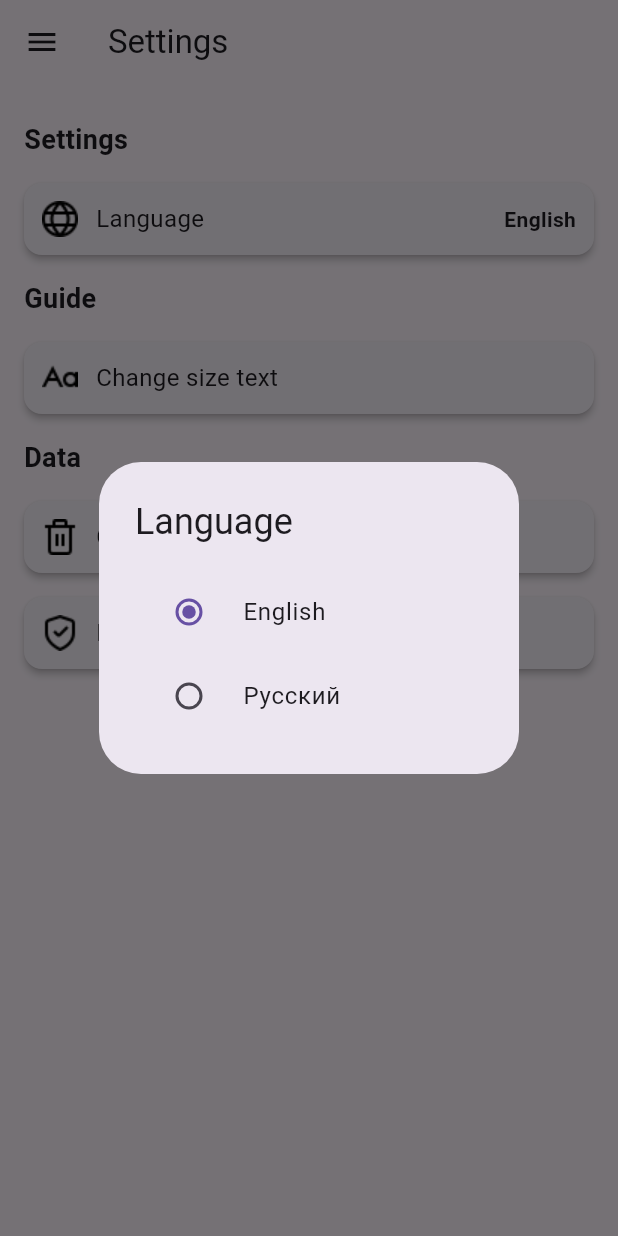
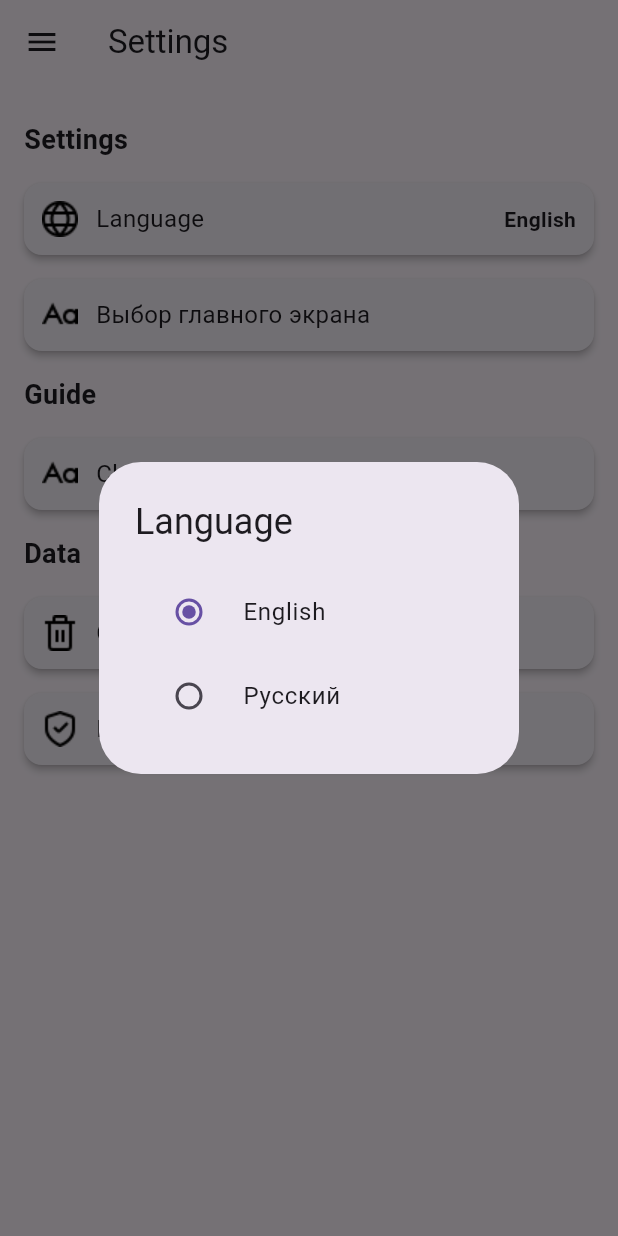
Before and after one commit to ialakey/srbguide, a Flutter app: the SettingsScreen screen opened directly, after a tap on "Language", on a phone screen of 412 x 824 dp. Run offline on Flutter 3.47's test engine with Material 3 defaults, Android fonts, the phone set to English and light mode, and no system bars; our stand-ins replace flutter_markdown, flutter_xlider, open_file, photo_view, share, shared_preferences and 1 more; missing offline and left inert: add_2_calendar, docx_template; accounts and stored records are empty.

Commit message:
add settings select screen

```diff
--- a/lib/main.dart
+++ b/lib/main.dart
@@ -7,7 +7,7 @@ import 'package:flutter_localizations/flutter_localizations.dart';
 import 'package:srbguide/localization/app_localizations.dart';
 import 'package:srbguide/provider/language_provider.dart';
 
-import 'screens/calculator.dart';
+import 'widget/screen_mapper.dart';
 
 void main() async {
   WidgetsFlutterBinding.ensureInitialized();
@@ -16,6 +16,7 @@ void main() async {
   SharedPreferences prefs = await SharedPreferences.getInstance();
   bool isDarkMode = prefs.getBool('isDarkMode') ?? false;
   ThemeMode initialThemeMode = isDarkMode ? ThemeMode.dark : ThemeMode.light;
+  String initialSelectedScreen = prefs.getString('selectedScreen') ?? 'VisaFreeCalculatorScreen';
 
   LanguageProvider languageProvider = LanguageProvider();
   await languageProvider.init();
@@ -25,6 +26,7 @@ void main() async {
       create: (_) => languageProvider,
       child: MainScreen(
         initialThemeMode: initialThemeMode,
+        initialSelectedScreen: initialSelectedScreen,
       ),
     ),
   );
@@ -32,8 +34,13 @@ void main() async {
 
 class MainScreen extends StatefulWidget {
   final ThemeMode initialThemeMode;
+  final String initialSelectedScreen;
 
-  const MainScreen({Key? key, required this.initialThemeMode}) : super(key: key);
+  const MainScreen({
+    Key? key,
+    required this.initialThemeMode,
+    required this.initialSelectedScreen
+  }) : super(key: key);
 
   @override
   _MainScreenState createState() => _MainScreenState();
@@ -44,11 +51,13 @@ class MainScreen extends StatefulWidget {
 
 class _MainScreenState extends State<MainScreen> {
   late ThemeMode _themeMode;
+  late String _selectedScreen;
 
   @override
   void initState() {
     super.initState();
     _themeMode = widget.initialThemeMode;
+    _selectedScreen = widget.initialSelectedScreen;
   }
 
   void setThemeMode(ThemeMode themeMode) async {
@@ -62,7 +71,6 @@ class _MainScreenState extends State<MainScreen> {
   @override
   Widget build(BuildContext context) {
     final languageProvider = Provider.of<LanguageProvider>(context);
-
     return MaterialApp(
       localizationsDelegates: [
         AppLocalizations.delegate,
@@ -78,15 +86,8 @@ class _MainScreenState extends State<MainScreen> {
       themeMode: _themeMode,
       locale: languageProvider.selectedLocale,
       home: Scaffold(
-        body: AppContent(),
+        body: ScreenMapper.getScreen(_selectedScreen),
       ),
     );
   }
 }
-
-class AppContent extends StatelessWidget {
-  @override
-  Widget build(BuildContext context) {
-    return VisaFreeCalculatorScreen();
-  }
-}
--- a/lib/screens/settings.dart
+++ b/lib/screens/settings.dart
@@ -21,12 +21,14 @@ class SettingsScreen extends StatefulWidget {
 class _SettingsScreenState extends State<SettingsScreen> {
   SharedPreferences? _prefs;
   double _currentTextSize = 13.0;
+  String _selectedScreen = 'VisaFreeCalculatorScreen';
 
   @override
   void initState() {
     super.initState();
     _loadSettings();
     _loadSavedTextSize();
+    _loadSelectedScreen();
     Provider.of<LanguageProvider>(context, listen: false).init();
   }
 
@@ -96,6 +98,47 @@ class _SettingsScreenState extends State<SettingsScreen> {
     UrlLauncherHelper.launchURL('https://github.com/ialakey/privacy_policy');
   }
 
+  Future<void> _loadSelectedScreen() async {
+    _prefs = await SharedPreferences.getInstance();
+    String savedScreen = _prefs?.getString('selectedScreen') ?? 'VisaFreeCalculatorScreen';
+    setState(() {
+      _selectedScreen = savedScreen;
+    });
+  }
+
+  _saveSelectedScreen(String screen) async {
+    setState(() {
+      _selectedScreen = screen;
+    });
+    await _prefs?.setString('selectedScreen', screen);
+  }
+
+  void _showScreenDialog(BuildContext context) {
+    showDialog(
+      context: context,
+      builder: (BuildContext context) {
+        return AlertDialog(
+          title: Text('Select Screen'),
+          content: StatefulBuilder(
+            builder: (BuildContext context, StateSetter setState) {
+              return SingleChildScrollView(
+                child: Column(
+                  children: [
+                    _buildScreenOption(context, 'VisaFreeCalculatorScreen', AppLocalizations.of(context)!.translate('calculator_visarun')),
+                    _buildScreenOption(context, 'CreateWhiteCardboardScreen', AppLocalizations.of(context)!.translate('create_whiteboard')),
+                    _buildScreenOption(context, 'GuideScreen', AppLocalizations.of(context)!.translate('guide')),
+                    _buildScreenOption(context, 'MapScreen', AppLocalizations.of(context)!.translate('maps')),
+                    _buildScreenOption(context, 'TgChatScreen', AppLocalizations.of(context)!.translate('tg_chats')),
+                  ],
+                ),
+              );
+            },
+          ),
+        );
+      },
+    );
+  }
+
   @override
   Widget build(BuildContext context) {
     return Scaffold(
@@ -112,6 +155,14 @@ class _SettingsScreenState extends State<SettingsScreen> {
           children: [
             _buildSectionHeader(AppLocalizations.of(context)!.translate('settings')),
             _buildLanguageCard(context),
+            _buildCard(
+              'Выбор главного экрана',
+              ThemedIcon(
+                iconPath: 'assets/icons_24x24/letter-case.png',
+                size: 24.0,
+              ),
+              () => _showScreenDialog(context),
+            ),
             _buildSectionHeader(AppLocalizations.of(context)!.translate('guide')),
             _buildCard(
               AppLocalizations.of(context)!.translate('change_size_text'),
@@ -225,8 +276,7 @@ class _SettingsScreenState extends State<SettingsScreen> {
     );
   }
 
-
-  void _showLanguageDialog(BuildContext context, LanguageProvider languageProvider) {
+  _showLanguageDialog(BuildContext context, LanguageProvider languageProvider) {
     showDialog(
       context: context,
       builder: (BuildContext context) {
@@ -263,4 +313,18 @@ class _SettingsScreenState extends State<SettingsScreen> {
       },
     );
   }
+
+  Widget _buildScreenOption(BuildContext context, String screen, String screenName) {
+    return RadioListTile<String>(
+      title: Text(screenName),
+      value: screen,
+      groupValue: _selectedScreen,
+      onChanged: (String? value) {
+        if (value != null) {
+          _saveSelectedScreen(value);
+          Navigator.of(context).pop();
+        }
+      },
+    );
+  }
 }
--- /dev/null
+++ b/lib/widget/screen_mapper.dart
@@ -0,0 +1,25 @@
+import 'package:flutter/material.dart';
+import 'package:srbguide/screens/calculator.dart';
+import 'package:srbguide/screens/guide.dart';
+import 'package:srbguide/screens/map.dart';
+import 'package:srbguide/screens/tg_chats.dart';
+import 'package:srbguide/screens/white_cardboard.dart';
+
+class ScreenMapper {
+  static Widget getScreen(String screen) {
+    switch (screen) {
+      case 'VisaFreeCalculatorScreen':
+        return VisaFreeCalculatorScreen();
+      case 'CreateWhiteCardboardScreen':
+        return CreateWhiteCardboardScreen();
+      case 'GuideScreen':
+        return GuideScreen();
+      case 'MapScreen':
+        return MapScreen();
+      case 'TgChatScreen':
+        return TgChatScreen();
+      default:
+        return VisaFreeCalculatorScreen();
+    }
+  }
+}
```
Also changed, not shown: 1 other file.
